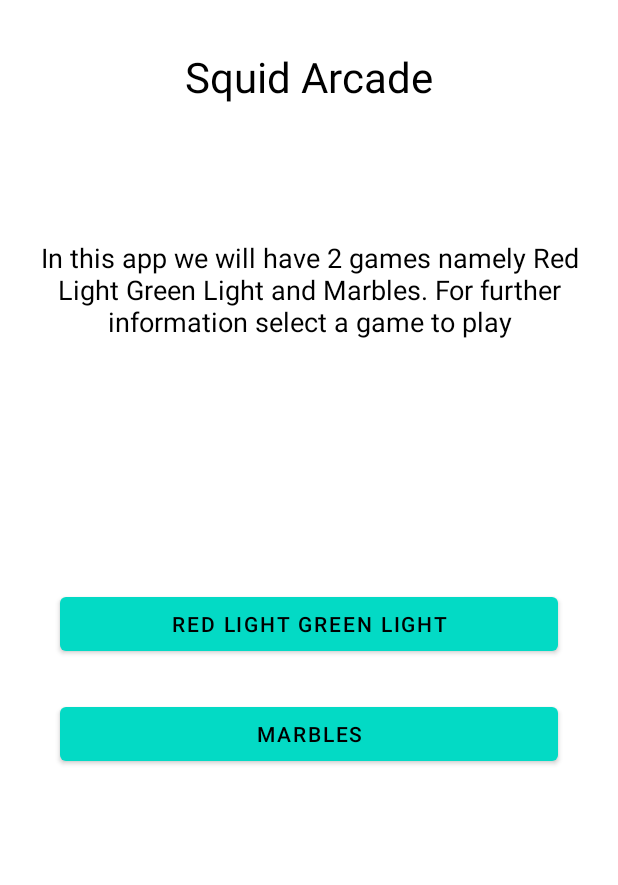
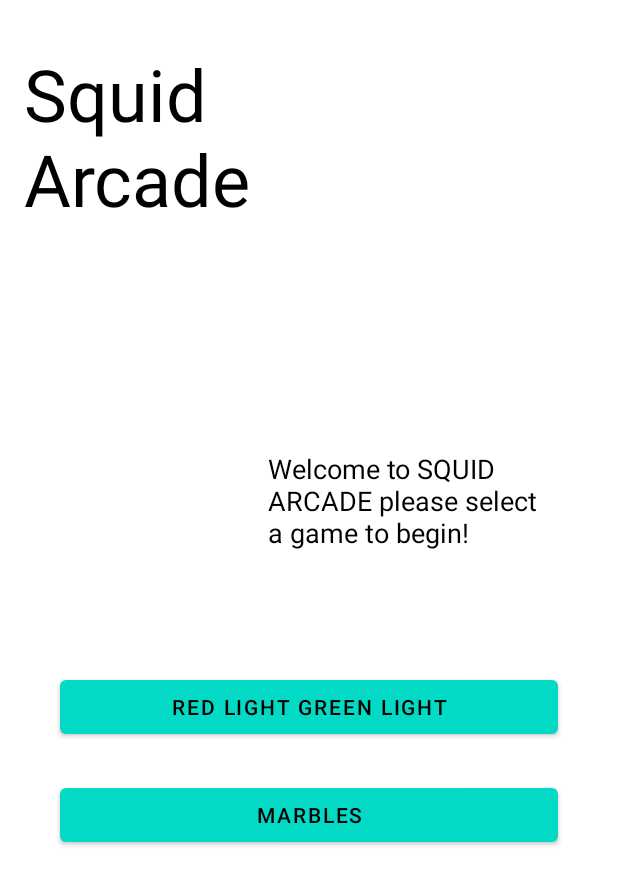
Before and after one commit to Yangjas4/Squid-Arcade, an Android app: the layout home_page.xml on its own in the app's theme, with its tools: preview values and no code run, on a phone screen of 412 x 824 dp. Shown: the top 885 px of the screen. Run offline under Robolectric (Android 15) with nearby library versions, the phone set to English and light mode, and no system bars.

Commit message:
ui scaling for landscape mode

```diff
--- a/app/src/main/res/layout/home_page.xml
+++ b/app/src/main/res/layout/home_page.xml
@@ -8,53 +8,57 @@
 
     <TextView
         android:id="@+id/textView"
-        android:layout_width="wrap_content"
-        android:layout_height="wrap_content"
-        android:layout_marginTop="32dp"
+        android:layout_width="188dp"
+        android:layout_height="111dp"
+        android:layout_marginTop="28dp"
         android:text="@string/app_name"
-        android:textSize="28sp"
+        android:textSize="48sp"
+        app:layout_constraintBottom_toTopOf="@+id/textView2"
         app:layout_constraintEnd_toEndOf="parent"
+        app:layout_constraintHorizontal_bias="0.071"
         app:layout_constraintStart_toStartOf="parent"
-        app:layout_constraintTop_toTopOf="parent" />
+        app:layout_constraintTop_toTopOf="parent"
+        app:layout_constraintVertical_bias="0.014" />
 
     <Button
         android:id="@+id/button"
         android:layout_width="match_parent"
+        android:layout_height="wrap_content"
         android:layout_marginStart="40dp"
         android:layout_marginEnd="40dp"
-        android:layout_height="wrap_content"
-        android:layout_marginBottom="25dp"
+        android:layout_marginBottom="24dp"
         android:text="@string/game1"
         app:layout_constraintBottom_toTopOf="@+id/button2"
         app:layout_constraintEnd_toEndOf="parent"
+        app:layout_constraintHorizontal_bias="0.0"
         app:layout_constraintStart_toStartOf="parent" />
 
     <Button
         android:id="@+id/button2"
         android:layout_width="match_parent"
+        android:layout_height="wrap_content"
         android:layout_marginStart="40dp"
         android:layout_marginEnd="40dp"
-        android:layout_height="wrap_content"
         android:text="@string/game2"
         app:layout_constraintBottom_toBottomOf="parent"
         app:layout_constraintEnd_toEndOf="parent"
+        app:layout_constraintHorizontal_bias="1.0"
         app:layout_constraintStart_toStartOf="parent"
         app:layout_constraintTop_toTopOf="parent"
-        app:layout_constraintVertical_bias="0.6" />
+        app:layout_constraintVertical_bias="0.669" />
 
     <TextView
         android:id="@+id/textView2"
-        android:layout_width="match_parent"
-        android:layout_height="wrap_content"
-        android:layout_marginStart="10dp"
-        android:layout_marginEnd="10dp"
+        android:layout_width="193dp"
+        android:layout_height="98dp"
+        android:layout_marginTop="156dp"
+        android:layout_marginEnd="40dp"
         android:text="@string/home_info"
-        android:textAlignment="center"
+        android:textAlignment="viewStart"
         android:textSize="18sp"
         app:layout_constraintBottom_toTopOf="@+id/button"
         app:layout_constraintEnd_toEndOf="parent"
-        app:layout_constraintStart_toStartOf="parent"
-        app:layout_constraintTop_toBottomOf="@+id/textView"
-        app:layout_constraintVertical_bias="0.35000002" />
+        app:layout_constraintTop_toTopOf="parent"
+        app:layout_constraintVertical_bias="0.746" />
 
 </androidx.constraintlayout.widget.ConstraintLayout>
--- a/app/src/main/res/values/strings.xml
+++ b/app/src/main/res/values/strings.xml
@@ -2,5 +2,5 @@
     <string name="app_name">Squid Arcade</string>
     <string name="game1">Red Light Green Light</string>
     <string name="game2">Marbles</string>
-    <string name="home_info">In this app we will have 2 games namely Red Light Green Light and Marbles. For further information select a game to play</string>
+    <string name="home_info">Welcome to SQUID ARCADE please select a game to begin!</string>
 </resources>
```
Also changed, not shown: app/src/main/res/layout/activity_rlglmain.xml (+30 -0 lines).
